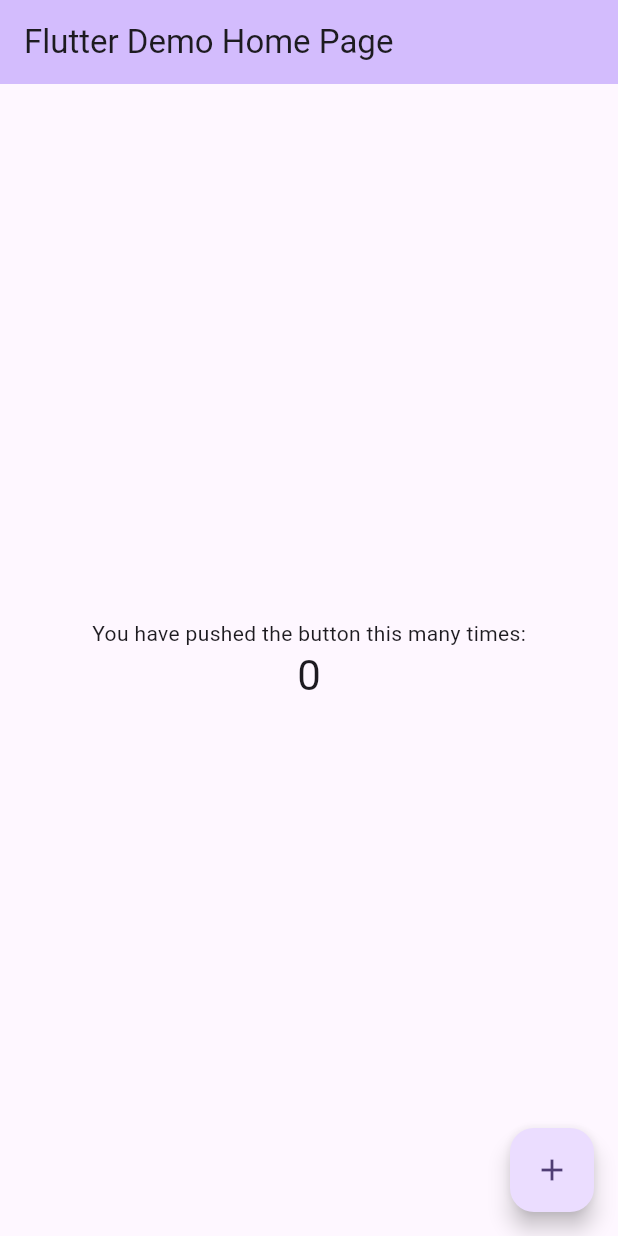
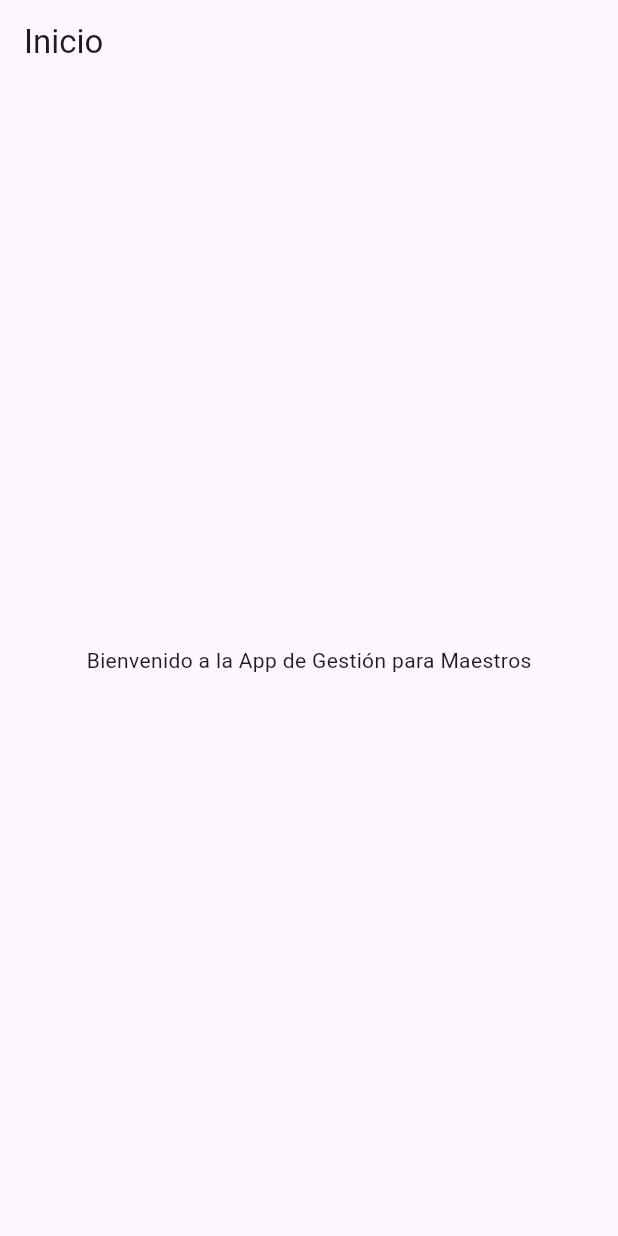
Before and after one commit to AbnerDHJ/CLASES-JAVA, a Flutter app: the screen it shows after launch, on a phone screen of 412 x 824 dp. Run offline on Flutter 3.47's test engine with Material 3 defaults, Android fonts, the phone set to English and light mode, and no system bars.

Commit message:
modificacion main

```diff
--- a/aplicacion_escuela/lib/main.dart
+++ b/aplicacion_escuela/lib/main.dart
@@ -1,125 +1,20 @@
 import 'package:flutter/material.dart';
+import 'screens/home_screen.dart'; // Asegúrate de crear este archivo
 
 void main() {
-  runApp(const MyApp());
+  runApp(MyApp());
 }
 
 class MyApp extends StatelessWidget {
-  const MyApp({super.key});
-
-  // This widget is the root of your application.
   @override
   Widget build(BuildContext context) {
     return MaterialApp(
-      title: 'Flutter Demo',
+      title: 'App de Gestión para Maestros',
       theme: ThemeData(
-        // This is the theme of your application.
-        //
-        // TRY THIS: Try running your application with "flutter run". You'll see
-        // the application has a purple toolbar. Then, without quitting the app,
-        // try changing the seedColor in the colorScheme below to Colors.green
-        // and then invoke "hot reload" (save your changes or press the "hot
-        // reload" button in a Flutter-supported IDE, or press "r" if you used
-        // the command line to start the app).
-        //
-        // Notice that the counter didn't reset back to zero; the application
-        // state is not lost during the reload. To reset the state, use hot
-        // restart instead.
-        //
-        // This works for code too, not just values: Most code changes can be
-        // tested with just a hot reload.
-        colorScheme: ColorScheme.fromSeed(seedColor: Colors.deepPurple),
-        useMaterial3: true,
+        primarySwatch: Colors.blue,
+        visualDensity: VisualDensity.adaptivePlatformDensity,
       ),
-      home: const MyHomePage(title: 'Flutter Demo Home Page'),
+      home: HomeScreen(), // Pantalla inicial
     );
   }
 }
-
-class MyHomePage extends StatefulWidget {
-  const MyHomePage({super.key, required this.title});
-
-  // This widget is the home page of your application. It is stateful, meaning
-  // that it has a State object (defined below) that contains fields that affect
-  // how it looks.
-
-  // This class is the configuration for the state. It holds the values (in this
-  // case the title) provided by the parent (in this case the App widget) and
-  // used by the build method of the State. Fields in a Widget subclass are
-  // always marked "final".
-
-  final String title;
-
-  @override
-  State<MyHomePage> createState() => _MyHomePageState();
-}
-
-class _MyHomePageState extends State<MyHomePage> {
-  int _counter = 0;
-
-  void _incrementCounter() {
-    setState(() {
-      // This call to setState tells the Flutter framework that something has
-      // changed in this State, which causes it to rerun the build method below
-      // so that the display can reflect the updated values. If we changed
-      // _counter without calling setState(), then the build method would not be
-      // called again, and so nothing would appear to happen.
-      _counter++;
-    });
-  }
-
-  @override
-  Widget build(BuildContext context) {
-    // This method is rerun every time setState is called, for instance as done
-    // by the _incrementCounter method above.
-    //
-    // The Flutter framework has been optimized to make rerunning build methods
-    // fast, so that you can just rebuild anything that needs updating rather
-    // than having to individually change instances of widgets.
-    return Scaffold(
-      appBar: AppBar(
-        // TRY THIS: Try changing the color here to a specific color (to
-        // Colors.amber, perhaps?) and trigger a hot reload to see the AppBar
-        // change color while the other colors stay the same.
-        backgroundColor: Theme.of(context).colorScheme.inversePrimary,
-        // Here we take the value from the MyHomePage object that was created by
-        // the App.build method, and use it to set our appbar title.
-        title: Text(widget.title),
-      ),
-      body: Center(
-        // Center is a layout widget. It takes a single child and positions it
-        // in the middle of the parent.
-        child: Column(
-          // Column is also a layout widget. It takes a list of children and
-          // arranges them vertically. By default, it sizes itself to fit its
-          // children horizontally, and tries to be as tall as its parent.
-          //
-          // Column has various properties to control how it sizes itself and
-          // how it positions its children. Here we use mainAxisAlignment to
-          // center the children vertically; the main axis here is the vertical
-          // axis because Columns are vertical (the cross axis would be
-          // horizontal).
-          //
-          // TRY THIS: Invoke "debug painting" (choose the "Toggle Debug Paint"
-          // action in the IDE, or press "p" in the console), to see the
-          // wireframe for each widget.
-          mainAxisAlignment: MainAxisAlignment.center,
-          children: <Widget>[
-            const Text(
-              'You have pushed the button this many times:',
-            ),
-            Text(
-              '$_counter',
-              style: Theme.of(context).textTheme.headlineMedium,
-            ),
-          ],
-        ),
-      ),
-      floatingActionButton: FloatingActionButton(
-        onPressed: _incrementCounter,
-        tooltip: 'Increment',
-        child: const Icon(Icons.add),
-      ), // This trailing comma makes auto-formatting nicer for build methods.
-    );
-  }
-}
--- /dev/null
+++ b/aplicacion_escuela/lib/screens/home_screen.dart
@@ -0,0 +1,15 @@
+import 'package:flutter/material.dart';
+
+class HomeScreen extends StatelessWidget {
+  @override
+  Widget build(BuildContext context) {
+    return Scaffold(
+      appBar: AppBar(
+        title: Text('Inicio'),
+      ),
+      body: Center(
+        child: Text('Bienvenido a la App de Gestión para Maestros'),
+      ),
+    );
+  }
+}
```
